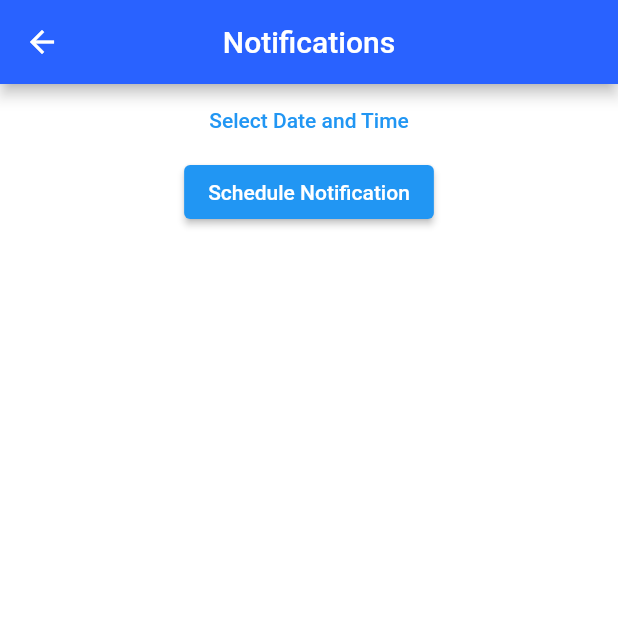
After one commit to Snail51/SweetDreams, a Flutter app: the screen it shows after launch, after a tap on "Notifications", on a phone screen of 412 x 824 dp, the top half of it. The commit adds this screen. Run offline on Flutter 3.47's test engine with Material 2 defaults, Android fonts, the phone set to English and light mode, and no system bars; our stand-ins replace flutter_datetime_picker, flutter_local_notifications, flutter_rating_bar, timezone; missing offline and left inert: time_range_picker.

Commit message:
Almost working Notifications Page

```diff
--- /dev/null
+++ b/lib/dreams/views/noti_page.dart
@@ -0,0 +1,104 @@
+import 'package:flutter/cupertino.dart';
+import 'package:flutter/material.dart';
+import 'package:flutter_datetime_picker/flutter_datetime_picker.dart';
+import 'package:units/database.dart';
+import 'package:flutter_local_notifications/flutter_local_notifications.dart';
+import 'Notifications.dart';
+import 'package:timezone/data/latest.dart' as tz;
+                    //Example Code by vijaycreations's tutorial on Youtube: https://www.youtube.com/watch?v=T6Wg0AmIESE
+void main() {
+  tz.initializeTimeZones();
+}
+class NotiPage extends StatefulWidget {
+
+  NotiPage({Key? key, required this.database}) : super (key: key);
+  SleepData database;
+
+  @override
+  _NotiPageState createState() => _NotiPageState();
+}
+
+class _NotiPageState extends State<NotiPage>  {
+  @override
+  void initState() {
+    super.initState();
+  }
+  @override
+  Widget build(BuildContext context) {
+    return Scaffold(
+      appBar: AppBar(
+        title: Text("Notifications"),
+        centerTitle: true,
+        backgroundColor: Colors.blueAccent.shade700,
+      ),
+      backgroundColor: Colors.white,
+      body: Center(
+          child: Column(
+            children: const[
+              SelectDateTxt(),
+              ScheduleButton(),
+              //Insert the build within here
+            ],
+          )
+      ),
+    );
+  }
+
+}
+class SelectDateTxt extends StatefulWidget{
+  const SelectDateTxt({
+    Key? key,
+  }) : super(key:key);
+  @override
+  State<SelectDateTxt> createState() => _SelectDateTxtState();
+
+
+}
+class _SelectDateTxtState extends State<SelectDateTxt> {
+  @override
+  Widget build(BuildContext context) {
+    return TextButton(
+      onPressed:  () {
+        DateTime scheduleTime;
+        DatePicker.showDateTimePicker(
+          context,
+          showTitleActions: true,
+          onChanged: (date) => scheduleTime = date,
+          onConfirm: (date) {
+            setState(() {
+
+            });
+          },
+        );
+      },
+      child: const Text(
+          'Select Date and Time',
+          style: TextStyle(color: Colors.blue),
+      ),
+    );
+  }
+}
+class ScheduleButton extends StatelessWidget{
+  const ScheduleButton({
+    Key? key,
+  }) : super(key: key);
+
+  get scheduleTime => null;
+
+
+  @override
+  Widget build(BuildContext context){
+    return ElevatedButton(
+        child: const Text('Schedule Notification'),
+        onPressed: () {
+          debugPrint('Notification Scheduled by $scheduleTime');
+          NotificationService().scheduleNotification(
+            title: 'Scheduled Notification',
+            body: '$scheduleTime',
+            scheduledNotificationDateTime: scheduleTime);
+
+        },
+    );
+  }
+
+}
--- a/lib/main.dart
+++ b/lib/main.dart
@@ -5,6 +5,7 @@ import 'database.dart';
 import 'dreams/views/newCalc.dart';
 import 'dreams/views/info_page.dart';
 import 'dreams/views/sounds_page.dart';
+import 'dreams/views/noti_page.dart';
 
 void main() {
   WidgetsFlutterBinding.ensureInitialized();
@@ -80,6 +81,15 @@ class MyApp extends StatelessWidget {
                           Navigator.push(context, MaterialPageRoute(builder: (context) => SoundsPage(database: database)));
                         },
                       ),
+                      ElevatedButton(
+                        style: ElevatedButton.styleFrom(
+                            primary: Colors.blueAccent
+                        ),
+                        child: Text('Notifications'),
+                        onPressed: () {
+                          Navigator.push(context, MaterialPageRoute(builder: (context) => NotiPage(database: database)));
+                        },
+                      ),
                     ],
                   )
               ),
--- a/pubspec.yaml
+++ b/pubspec.yaml
@@ -25,9 +25,15 @@ dependencies:
     sdk: flutter
   shared_preferences: ^2.0.6
   flutter_rating_bar: 4.0.1
+  flutter_local_notifications: ^13.0.0
   time_range_picker: ^2.2.0
   audioplayers: ^0.20.1
   url_launcher: ^6.1.10
+  timezone: ^0.9.0
+  flutter_native_timezone: ^2.0.0
+  flutter_datetime_picker: ^1.5.1
+
+
 
   # The following adds the Cupertino Icons font to your application.
   # Use with the CupertinoIcons class for iOS style icons.
```
Also changed, not shown: lib/dreams/views/Notifications.dart (+51 -16 lines), lib/dreams/views/youtube_page.dart (+11 -3 lines), pubspec.lock, 2 other files.
